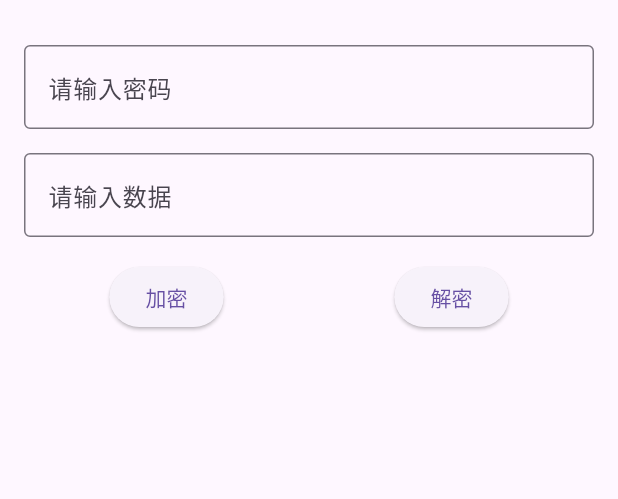
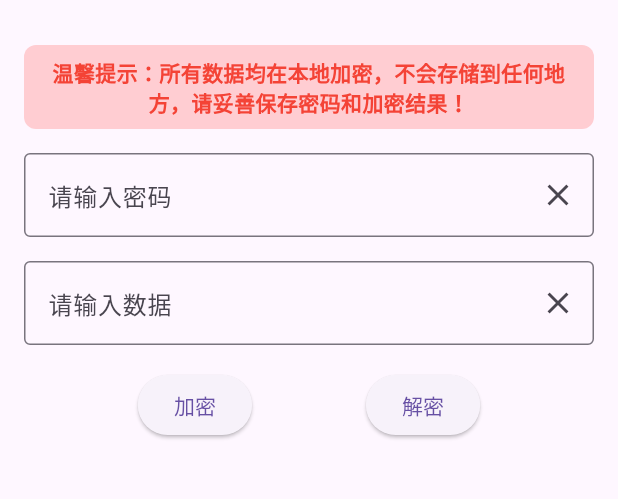
Before and after one commit to oliverbuddy/lock_box, a Flutter app: the screen it shows after launch, after a tap on "加密", on a phone screen of 412 x 824 dp, the part 63-562 px from its top. Run offline on Flutter 3.47's test engine with Material 3 defaults, Android fonts, the light colour scheme and no system bars; our stand-ins replace fluttertoast; missing offline and left inert: encrypt.

Commit message:
feat: 新增提示框，优化布局

```diff
--- a/lib/main.dart
+++ b/lib/main.dart
@@ -2,6 +2,7 @@
 import 'package:encrypt/encrypt.dart' as enc;
 import 'package:flutter/material.dart';
 import 'package:flutter/services.dart';
+import 'package:fluttertoast/fluttertoast.dart';
 
 void main() {
   runApp(LockBoxApp());
@@ -33,7 +34,7 @@
     final encrypter = enc.Encrypter(enc.AES(enc.Key.fromUtf8(key), mode: enc.AESMode.cbc));
     final iv = enc.IV.fromLength(16);
     final encrypted = encrypter.encrypt(data, iv: iv);
-    return base64Encode(iv.bytes + encrypted.bytes); // 合并 iv 和密文
+    return base64Encode(iv.bytes + encrypted.bytes);
   }
 
   String decrypt(String encryptedBase64, String key) {
@@ -48,15 +49,13 @@
     final data = _dataController.text;
     final password = _passwordController.text;
     if (data.isNotEmpty && password.isNotEmpty) {
-      final key = password.padRight(32, '*').substring(0, 32); // 确保32字节密钥
+      final key = password.padRight(32, '*').substring(0, 32);
       final encryptedData = encrypt(data, key);
       setState(() {
         _encryptedData = encryptedData;
-        _decryptedData = null; // 重置解密结果
+        _decryptedData = null;
       });
-      ScaffoldMessenger.of(context).showSnackBar(
-        SnackBar(content: Text('数据已成功加密！请妥善保存加密结果和密码。')),
-      );
+      showMessage('数据已成功加密！请妥善保存加密结果和密码。', Colors.green);
     }
   }
 
@@ -69,25 +68,30 @@
         final decryptedData = decrypt(encryptedJson, key);
         setState(() {
           _decryptedData = decryptedData;
-          _encryptedData = null; // 解密时清空加密数据（如果需要）
+          _encryptedData = null;
         });
-        ScaffoldMessenger.of(context).showSnackBar(
-          SnackBar(content: Text('数据已成功解密！请核对解密内容是否正确。')),
-        );
+        showMessage('数据已成功解密！请核对解密内容是否正确。', Colors.green);
       } catch (e) {
-        ScaffoldMessenger.of(context).showSnackBar(
-          SnackBar(content: Text('解密失败！请检查输入的密码是否正确，并确保数据未被篡改。')),
-        );
+        showMessage('解密失败！请检查输入的密码是否正确，并确保数据未被篡改。', Colors.red);
       }
     }
   }
 
   void copyToClipboard(String text) {
     Clipboard.setData(ClipboardData(text: text)).then((value) {
-      ScaffoldMessenger.of(context).showSnackBar(
-        SnackBar(content: Text('已成功复制到剪贴板！请放心使用。')),
+      showMessage('已成功复制到剪贴板！请放心使用。', Colors.blue);
+    });
+  }
+
+  void showMessage(String message, Color color) {
+    Fluttertoast.showToast(
+      msg: message,
+      toastLength: Toast.LENGTH_SHORT,
+      gravity: ToastGravity.CENTER, // 提示信息居中显示
+      backgroundColor: color,
+      textColor: Colors.white,
+      fontSize: 16.0,
     );
-    });
   }
 
   @override
@@ -100,30 +104,48 @@
           child: Column(
             crossAxisAlignment: CrossAxisAlignment.start,
             children: [
+              Container(
+                padding: const EdgeInsets.all(8.0),
+                decoration: BoxDecoration(
+                  color: Colors.red[100],
+                  borderRadius: BorderRadius.circular(8.0),
+                ),
+                child: Text(
+                  '温馨提示：所有数据均在本地加密，不会存储到任何地方，请妥善保存密码和加密结果！',
+                  style: TextStyle(color: Colors.red, fontWeight: FontWeight.bold),
+                  textAlign: TextAlign.center,
+                ),
+              ),
+              SizedBox(height: 16.0),
               TextField(
                 controller: _passwordController,
                 decoration: InputDecoration(
                   labelText: '请输入密码',
                   border: OutlineInputBorder(),
+                  suffixIcon: IconButton(
+                    icon: Icon(Icons.clear),
+                    onPressed: () => _passwordController.clear(),
+                  ),
                 ),
                 obscureText: true,
               ),
               SizedBox(height: 16.0),
-              Container(
-                constraints: BoxConstraints(maxHeight: 200.0),
-                child: TextField(
+              TextField(
                 controller: _dataController,
                 maxLines: null,
                 keyboardType: TextInputType.multiline,
                 decoration: InputDecoration(
                   labelText: '请输入数据',
                   border: OutlineInputBorder(),
+                  suffixIcon: IconButton(
+                    icon: Icon(Icons.clear),
+                    onPressed: () => _dataController.clear(),
                   ),
                 ),
               ),
               SizedBox(height: 16.0),
               Row(
-                mainAxisAlignment: MainAxisAlignment.spaceAround,
+                mainAxisAlignment: MainAxisAlignment.spaceEvenly,
                 children: [
                   ElevatedButton(onPressed: handleEncrypt, child: Text('加密')),
                   ElevatedButton(onPressed: handleDecrypt, child: Text('解密')),
@@ -136,7 +158,7 @@
                   style: TextStyle(fontWeight: FontWeight.bold),
                 ),
                 Container(
-                  height: 150.0,
+                  constraints: BoxConstraints(minWidth: double.infinity, minHeight: 50),
                   padding: EdgeInsets.all(8.0),
                   decoration: BoxDecoration(
                     border: Border.all(color: Colors.grey),
@@ -149,9 +171,13 @@
                     ),
                   ),
                 ),
-                ElevatedButton(
+                SizedBox(height: 8.0),
+                Align(
+                  alignment: Alignment.centerRight,
+                  child: ElevatedButton(
                     onPressed: () => copyToClipboard(_encryptedData ?? _decryptedData!),
                     child: Text('复制结果'),
+                  ),
                 ),
               ],
             ],
```
Lines whose indentation alone changed are shown as unchanged.
